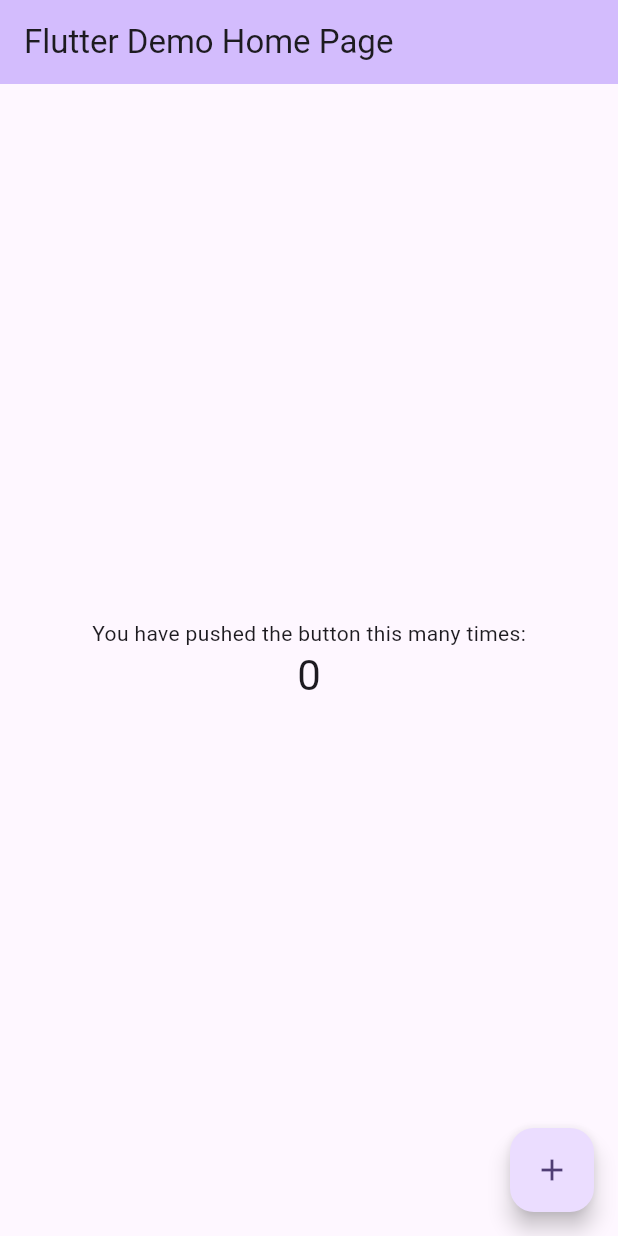
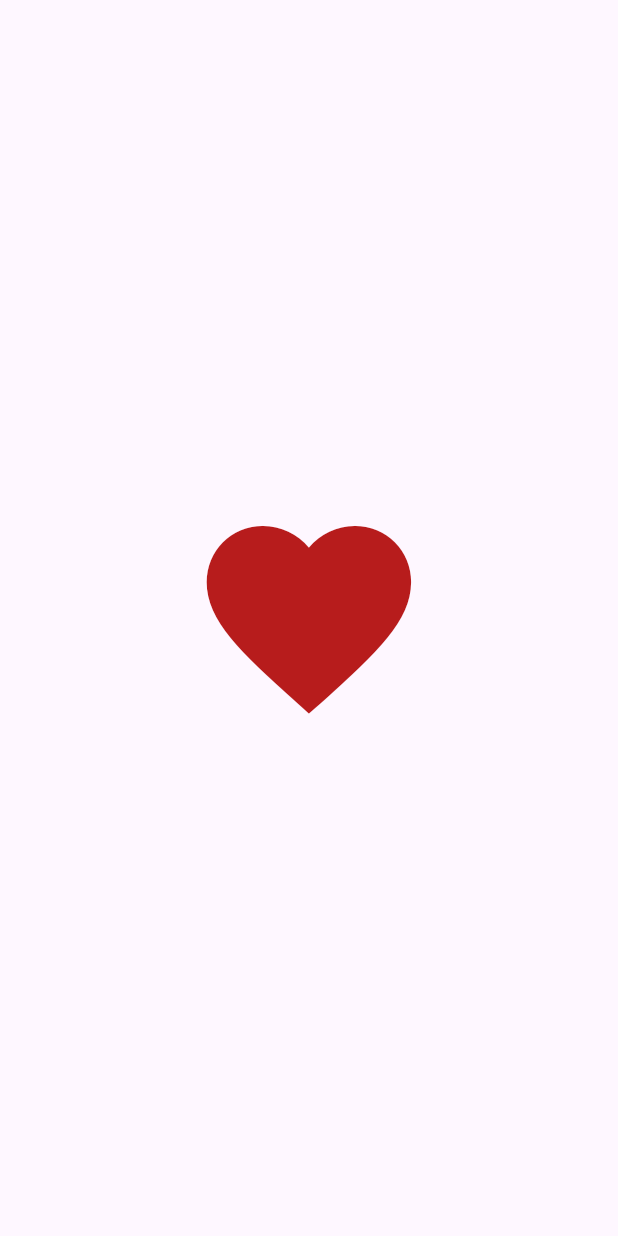
Before and after one commit to ramyarnw/animation_sample, a Flutter app: the screen it shows after launch, on a phone screen of 412 x 824 dp. Run offline on Flutter 3.47's test engine with Material 3 defaults, Android fonts, the light colour scheme and no system bars; missing offline and left inert: positioned_tap_detector_2.

Commit message:
animation updated

```diff
--- /dev/null
+++ b/lib/icon.dart
@@ -0,0 +1,70 @@
+import 'package:flutter/material.dart';
+
+class AnimationIcon extends StatefulWidget {
+  const AnimationIcon({super.key});
+
+  @override
+  State<AnimationIcon> createState() => _AnimationIconState();
+}
+
+class _AnimationIconState extends State<AnimationIcon> with TickerProviderStateMixin  {
+  late Animation _heartbeatAnimation;
+  late AnimationController _animationController;
+
+  @override
+  void initState() {
+    super.initState();
+
+    /// initializing AnimationController
+    _animationController = AnimationController(
+      vsync: this,
+
+      /// duration is the period of time the animation would last
+      duration: const Duration(
+        seconds: 1,
+      ),
+    );
+
+    /// Tween is to configure an animation to interpolate to a different range or data type
+    /// A CurvedAnimation defines progression as a non-linear curve.
+    _heartbeatAnimation = Tween(begin: 180.0, end: 165.0).animate(
+      CurvedAnimation(
+        curve: Curves.easeOutBack,
+        parent: _animationController,
+      ),
+    );
+
+    /// setting listener on animation and
+    /// getting its status continuously everytime when its state changes
+    _animationController.addStatusListener(
+          (AnimationStatus status) {
+        if (status == AnimationStatus.completed) {
+          _animationController.repeat();
+        }
+      },
+    );
+
+    /// forward starts the animation
+    _animationController.forward();
+  }
+
+  @override
+  void dispose() {
+    _animationController.dispose();
+    super.dispose();
+  }
+  @override
+  Widget build(BuildContext context) {
+    return Scaffold(
+      body: AnimatedBuilder(animation: _animationController, builder: (BuildContext c, Widget? w){
+        return Center(
+          child: Icon(
+            Icons.favorite,
+            color: Colors.red[900],
+            size: _heartbeatAnimation.value,
+          ),
+        );
+      }),
+    );
+  }
+}
--- a/lib/main.dart
+++ b/lib/main.dart
@@ -1,3 +1,6 @@
+import 'package:animation_sample/dot_screen.dart';
+import 'package:animation_sample/heart_beat.dart';
+import 'package:animation_sample/icon.dart';
 import 'package:flutter/material.dart';
 
 void main() {
@@ -31,7 +34,7 @@
         colorScheme: ColorScheme.fromSeed(seedColor: Colors.deepPurple),
         useMaterial3: true,
       ),
-      home: const MyHomePage(title: 'Flutter Demo Home Page'),
+      home: const AnimationIcon(),
     );
   }
 }
--- a/pubspec.yaml
+++ b/pubspec.yaml
@@ -30,7 +30,7 @@ environment:
 dependencies:
   flutter:
     sdk: flutter
-
+  positioned_tap_detector_2: ^1.0.4
 
   # The following adds the Cupertino Icons font to your application.
   # Use with the CupertinoIcons class for iOS style icons.
@@ -58,6 +58,8 @@ flutter:
   # the material Icons class.
   uses-material-design: true
 
+  assets:
+    - assets/images/
   # To add assets to your application, add an assets section, like this:
   # assets:
   #   - images/a_dot_burr.jpeg
```
Also changed, not shown: lib/dot_screen.dart (added, +214 -0 lines), lib/heart_beat.dart (added, +96 -0 lines), assets/images/heart.jpg (added), pubspec.lock.
